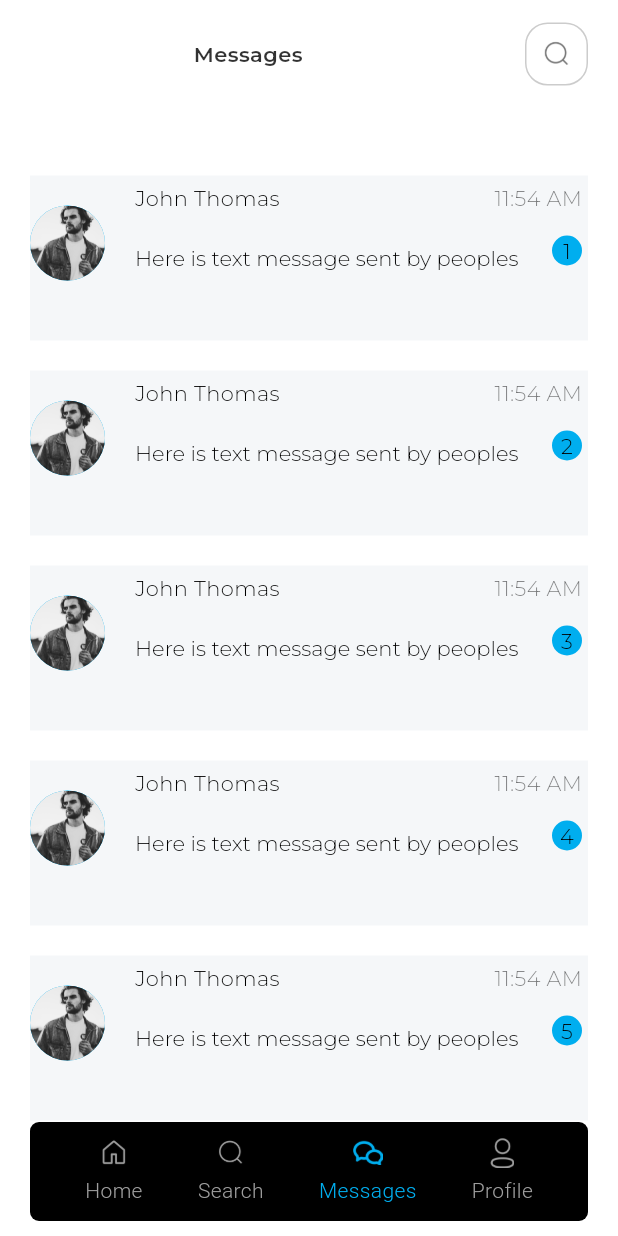
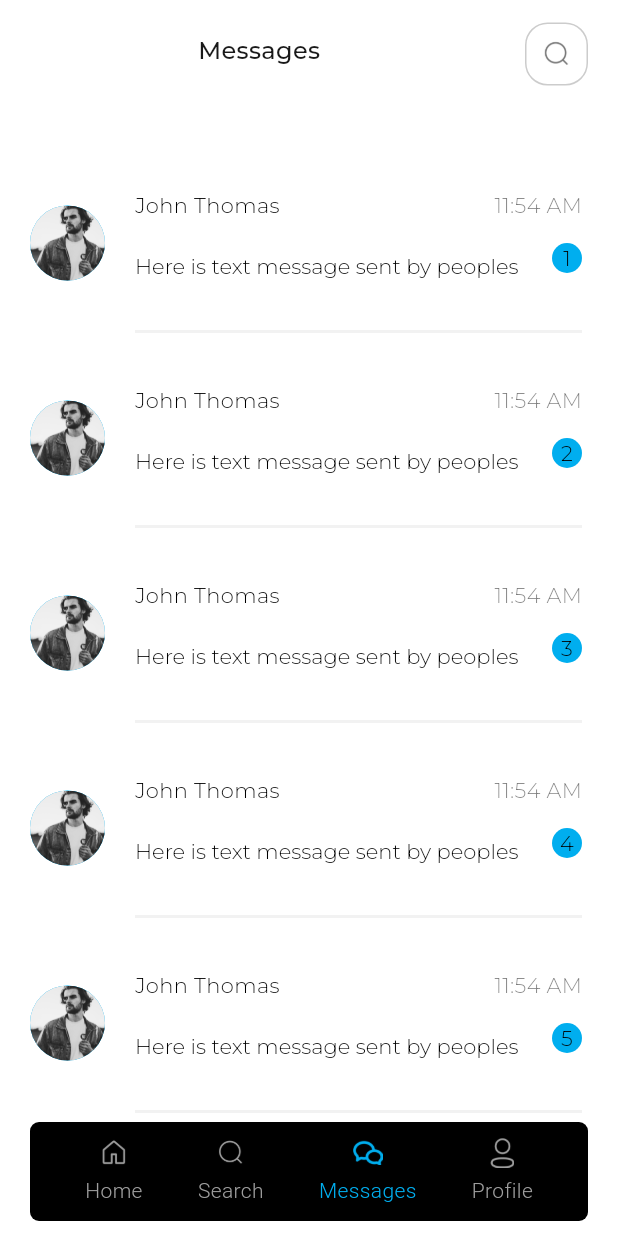
Before and after one commit to Fawadali521/Notary_Ping, a Flutter app: the screen it shows after launch, swiped to page 3, on a phone screen of 412 x 824 dp. Run offline on Flutter 3.47's test engine with Material 2 defaults, Android fonts, the light colour scheme and no system bars; drawn by our look-alikes of delayed_display; our stand-ins replace expandable_page_view, flutter_staggered_animations, get, page_transition, pinput; Roboto replaces fonts that are missing (Montserrat-Regular); project files that could hold a hidden picture were left out.

Commit message:
chat and notification

```diff
--- a/lib/main.dart
+++ b/lib/main.dart
@@ -5,6 +5,8 @@ import 'package:notary_ping/LandingPage.dart';
 import 'package:notary_ping/src/modules/auth/ForgotPassword.dart';
 import 'package:notary_ping/src/modules/auth/OnBoardingScreen.dart';
 import 'package:notary_ping/src/modules/dashboard/DashboardScreen.dart';
+import 'package:notary_ping/src/modules/dashboard/chat/ChartTile.dart';
+import 'package:notary_ping/src/modules/dashboard/chat/ChatSearch.dart';
 import 'package:notary_ping/src/modules/dashboard/notification/Notification.dart';
 
 void main() {
--- a/lib/src/modules/dashboard/chat/ChartTile.dart
+++ b/lib/src/modules/dashboard/chat/ChartTile.dart
@@ -22,8 +22,7 @@ class _ChatTileState extends State<ChatTile> {
       child: Container(
         height: 110,
         decoration: const BoxDecoration(
-          color: Palette.textFieldFill,
-        ),
+         ),
         child: Padding(
           padding: const EdgeInsets.only(bottom: 20),
           child: Row(
@@ -57,7 +56,7 @@ class _ChatTileState extends State<ChatTile> {
                       Column(
                         children: [
                           Padding(
-                            padding: const EdgeInsets.only(top: 5),
+                            padding: const EdgeInsets.only(top: 10),
                             child: Row(
                               crossAxisAlignment: CrossAxisAlignment.start,
                               mainAxisAlignment: MainAxisAlignment.spaceBetween,
@@ -127,9 +126,19 @@ class _ChatTileState extends State<ChatTile> {
                               ],
                             ),
                           ),
-                        ],
+                         ],
                       ),
-                     ],
+                      Positioned(
+                        bottom: -15,
+                        child: Container(
+                          width: width - 60 - 54,
+                          height: 2,
+                          decoration: BoxDecoration(
+                              color: Colors.black.withOpacity(0.05)),
+                        ),
+                      )
+
+                    ],
                   ),
                 ),
               )
--- a/lib/src/modules/dashboard/chat/chart.dart
+++ b/lib/src/modules/dashboard/chat/chart.dart
@@ -4,10 +4,12 @@ import 'package:flutter/services.dart';
 import 'package:flutter_staggered_animations/flutter_staggered_animations.dart';
 import 'package:notary_ping/src/utility/TextFieldName.dart';
 import 'package:notary_ping/src/utility/TextFieldPassword.dart';
+import 'package:page_transition/page_transition.dart';
 
 import '../../../../styles.dart';
 import '../../../utility/TextField.dart';
 import 'ChartTile.dart';
+import 'ChatInbox.dart';
 
 
 class Chats extends StatefulWidget {
@@ -62,42 +64,13 @@ class _ChatsState extends State<Chats> {
                       delay: upRowDelay,
                       slidingBeginOffset: const Offset(1.0, 0.0),
                       slidingCurve: Curves.ease,
-                      child: Container(
-                        decoration: BoxDecoration(
-                          color: Colors.transparent,
-                          border: Border.all(
-                            width: 1,
-                            color: Colors.white.withOpacity(0.2),
-                          ),
-                          borderRadius: BorderRadius.circular(15),
+                      child: Padding(
+                        padding:  const EdgeInsets.only(
+                             bottom: 5,
                         ),
-                        child: Padding(
-                          padding: const EdgeInsets.only(
-                            left: 10,
-                            right: 10,
-                            top: 5,
-                            bottom: 5,
-                          ),
-                          child: Row(
-                            mainAxisSize: MainAxisSize.min,
-                            children: [
-                              Opacity(
-                                opacity: 0.8,
-                                child: Text(
-                                  "Messages ",
-                                  style: TextStyles.normalHeading,
-                                ),
-                              ),
-                              Padding(
-                                padding: EdgeInsets.only(),
-                                child: Icon(
-                                  Icons.add,
-                                  size: 15,
-                                  color: Colors.white,
-                                ),
-                              ),
-                            ],
-                          ),
+                        child: Text(
+                          "Messages ",
+                          style: TextStyles().appBarTitleBlack,
                         ),
                       ),
                     ),
@@ -168,13 +141,11 @@ class _ChatsState extends State<Chats> {
                     child: FadeInAnimation(
                       child: InkWell(
                         onTap: () {
-                          // pushNewScreen(
-                          //   context,
-                          //   screen: const ChatUi(),
-                          //   withNavBar: false,
-                          //   pageTransitionAnimation:
-                          //   PageTransitionAnimation.fade,
-                          // );
+                          Navigator.push(
+                              context,
+                              PageTransition(
+                                  type: PageTransitionType.fade,
+                                  child: const ChatInbox()));
                         },
                         child: ChatTile(
                           msgCount: (index + 1).toString(),
```
Also changed, not shown: lib/src/modules/dashboard/chat/ChatInbox.dart (added, +71 -0 lines), lib/src/modules/dashboard/chat/ChatSeachTIle.dart (added, +86 -0 lines), lib/src/modules/dashboard/chat/ChatSearch.dart (added, +87 -0 lines), lib/src/modules/dashboard/profile/TermAndCondition.dart (+13 -3 lines).
